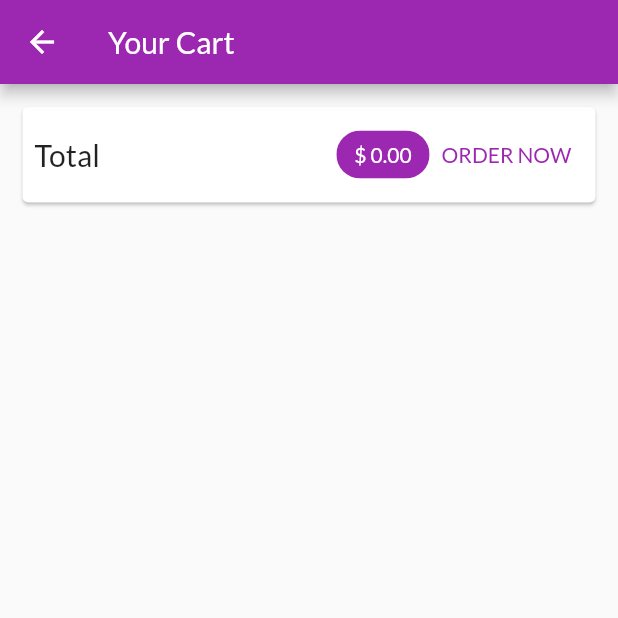
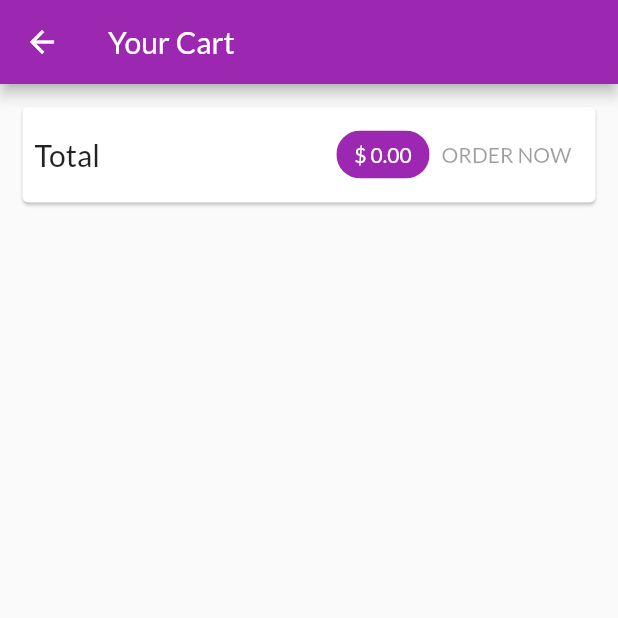
Before and after one commit to ArbeenaKhanum/FlutterPracticeAppsList, a Flutter app: the CartScreen screen opened by its route, on a phone screen of 412 x 824 dp, the top half of it. Run offline on Flutter 3.47's test engine with Material 2 defaults, Android fonts, the light colour scheme and no system bars; network calls fail.

Commit message:
FutureBuilder, orders store & fetch and toggle favourite items features

```diff
--- a/shop_app/lib/providers/products.dart
+++ b/shop_app/lib/providers/products.dart
@@ -62,6 +62,9 @@ class Products with ChangeNotifier {
       final response = await http.get(url);
       final extractedData = json.decode(response.body) as Map<String, dynamic>;
       final List<Product> loadedProducts = [];
+      if(extractedData == null) {
+        return;
+      }
       extractedData.forEach((prodId, prodData) {
         loadedProducts.add(Product(
             id: prodId,
--- a/shop_app/lib/screens/cart_screen.dart
+++ b/shop_app/lib/screens/cart_screen.dart
@@ -42,14 +42,7 @@ class CartScreen extends StatelessWidget {
                     ),
                     backgroundColor: Theme.of(context).colorScheme.primary,
                   ),
-                  TextButton(
-                    onPressed: () {
-                      Provider.of<Orders>(context, listen: false).addOrder(
-                          cart.items.values.toList(), cart.totalAmount);
-                      cart.clear();
-                    },
-                    child: Text('ORDER NOW'),
-                  ),
+                  OrderTextButton(cart),
                 ],
               ),
             ),
@@ -72,3 +65,38 @@ class CartScreen extends StatelessWidget {
     );
   }
 }
+
+class OrderTextButton extends StatefulWidget {
+  final Cart cart;
+
+  OrderTextButton(this.cart);
+
+  @override
+  State<OrderTextButton> createState() => _OrderTextButtonState();
+}
+
+class _OrderTextButtonState extends State<OrderTextButton> {
+  var _isLoading = false;
+
+  @override
+  Widget build(BuildContext context) {
+    return TextButton(
+      onPressed: (widget.cart.totalAmount <= 0 || _isLoading)
+          ? null
+          : () async {
+              setState(() {
+                _isLoading = true;
+              });
+              await Provider.of<Orders>(context, listen: false).addOrder(
+                  widget.cart.items.values.toList(), widget.cart.totalAmount);
+              setState(() {
+                _isLoading = false;
+              });
+              widget.cart.clear();
+            },
+      child: _isLoading
+          ? const CircularProgressIndicator()
+          : const Text('ORDER NOW'),
+    );
+  }
+}
```
Also changed, not shown: shop_app/lib/providers/orders.dart (+48 -2 lines), shop_app/lib/providers/product.dart (+22 -2 lines), shop_app/lib/screens/orders_screen.dart (+45 -6 lines).
